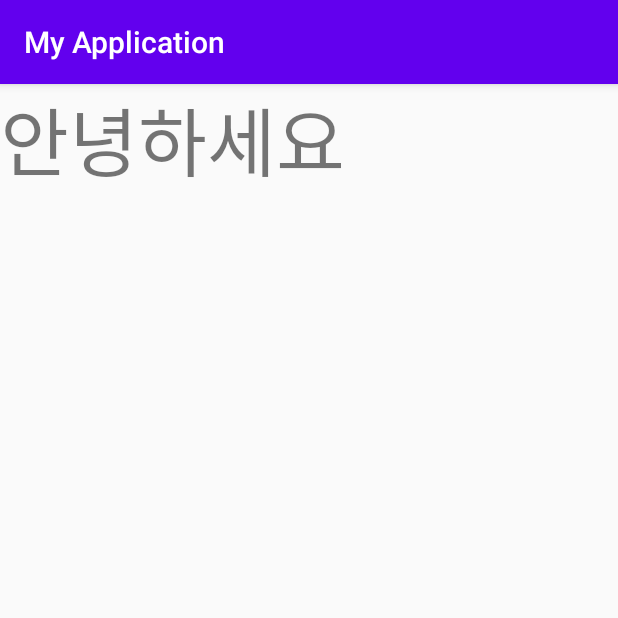
After one commit to minhyuuk/AloneAppStudy, an Android app: the FragmentActivity screen opened directly, with no data from a screen before it, on a phone screen of 412 x 824 dp, the top half of it. The commit adds this screen. Run offline under Robolectric (Android 15) with nearby library versions, the phone set to English and light mode, and no system bars.

Commit message:
위치  수정, fragment 로그 찍기 전

```diff
--- a/app/src/main/java/com/example/myapplication/Calculator.kt
+++ b/app/src/main/java/com/example/myapplication/Practice/Calculator.kt
@@ -1,9 +1,8 @@
-package com.example.myapplication
+package com.example.myapplication.Practice
 
 import androidx.appcompat.app.AppCompatActivity
 import android.os.Bundle
-import android.view.View
-import com.example.myapplication.Kotlin.plus
+import com.example.myapplication.R
 import kotlinx.android.synthetic.main.activity_calculator.*
 
 class Calculator : AppCompatActivity() {
--- /dev/null
+++ b/app/src/main/java/com/example/myapplication/Practice/FragmentActivity.kt
@@ -0,0 +1,38 @@
+package com.example.myapplication.Practice
+
+import androidx.appcompat.app.AppCompatActivity
+import android.os.Bundle
+import android.util.Log
+import com.example.myapplication.R
+
+class FragmentActivity : AppCompatActivity() {
+    override fun onCreate(savedInstanceState: Bundle?) {
+        super.onCreate(savedInstanceState)
+        setContentView(R.layout.activity_fragment)
+        Log.d("Lifecycle","onCreate")
+    }
+    override fun onStart() {
+        super.onStart()
+        Log.d("Lifecycle","onStart")
+    }
+
+    override fun onResume() {
+        super.onResume()
+        Log.d("Lifecycle","onResume")
+    }
+
+    override fun onRestart() {
+        super.onRestart()
+        Log.d("Lifecycle","onRestart")
+    }
+
+    override fun onStop() {
+        super.onStop()
+        Log.d("Lifecycle","onStop")
+    }
+
+    override fun onDestroy() {
+        super.onDestroy()
+        Log.d("Lifecycle","onDestroy")
+    }
+}
--- a/app/src/main/java/com/example/myapplication/Intent1.kt
+++ b/app/src/main/java/com/example/myapplication/Practice/Intent1.kt
@@ -1,8 +1,9 @@
-package com.example.myapplication
+package com.example.myapplication.Practice
 
 import android.content.Intent
 import androidx.appcompat.app.AppCompatActivity
 import android.os.Bundle
+import com.example.myapplication.R
 import kotlinx.android.synthetic.main.activity_intent.*
 
 class Intent1 : AppCompatActivity() {
--- a/app/src/main/java/com/example/myapplication/Intent2.kt
+++ b/app/src/main/java/com/example/myapplication/Practice/Intent2.kt
@@ -1,7 +1,8 @@
-package com.example.myapplication
+package com.example.myapplication.Practice
 
 import androidx.appcompat.app.AppCompatActivity
 import android.os.Bundle
+import com.example.myapplication.R
 
 class Intent2 : AppCompatActivity() {
     override fun onCreate(savedInstanceState: Bundle?) {
--- a/app/src/main/java/com/example/myapplication/Listener.kt
+++ b/app/src/main/java/com/example/myapplication/Practice/Listener.kt
@@ -1,10 +1,10 @@
-package com.example.myapplication
+package com.example.myapplication.Practice
 
 import androidx.appcompat.app.AppCompatActivity
 import android.os.Bundle
 import android.util.Log
 import android.view.View
-import android.widget.TextView
+import com.example.myapplication.R
 import kotlinx.android.synthetic.main.activity_listener.*
 
 class Listener : AppCompatActivity() {
--- a/app/src/main/java/com/example/myapplication/MainActivity.kt
+++ b/app/src/main/java/com/example/myapplication/Practice/MainActivity.kt
@@ -1,8 +1,9 @@
-package com.example.myapplication
+package com.example.myapplication.Practice
 
 import androidx.appcompat.app.AppCompatActivity
 import android.os.Bundle
 import android.util.Log
+import com.example.myapplication.R
 
 class MainActivity : AppCompatActivity() {
     override fun onCreate(savedInstanceState: Bundle?) {
--- a/app/src/main/java/checkmyskill/OpenUrl.kt
+++ b/app/src/main/java/com/example/myapplication/checkmyskill/OpenUrl.kt
@@ -1,4 +1,4 @@
-package checkmyskill
+package com.example.myapplication.checkmyskill
 
 import android.content.Intent
 import android.net.Uri
--- a/app/src/main/res/layout/activity_calculator.xml
+++ b/app/src/main/res/layout/activity_calculator.xml
@@ -6,7 +6,7 @@
     android:layout_width="match_parent"
     android:layout_height="match_parent"
     android:orientation="vertical"
-    tools:context=".Calculator">
+    tools:context=".Practice.Calculator">
 
     <TextView
         android:id="@+id/result"
--- /dev/null
+++ b/app/src/main/res/layout/activity_fragment.xml
@@ -0,0 +1,16 @@
+<?xml version="1.0" encoding="utf-8"?>
+<LinearLayout xmlns:android="http://schemas.android.com/apk/res/android"
+    xmlns:app="http://schemas.android.com/apk/res-auto"
+    xmlns:tools="http://schemas.android.com/tools"
+    android:layout_width="match_parent"
+    android:layout_height="match_parent"
+    android:orientation="vertical"
+    tools:context=".Practice.FragmentActivity">
+
+    <TextView
+        android:layout_width="wrap_content"
+        android:layout_height="wrap_content"
+        android:textSize="50dp"
+        android:text="안녕하세요"/>
+
+</LinearLayout>
--- a/app/src/main/res/layout/activity_intent.xml
+++ b/app/src/main/res/layout/activity_intent.xml
@@ -6,7 +6,7 @@
     android:orientation="vertical"
     android:layout_width="match_parent"
     android:layout_height="match_parent"
-    tools:context=".Intent1">
+    tools:context=".Practice.Intent1">
 
     <Button
         android:id="@+id/change_activity"
--- a/app/src/main/res/layout/activity_intent2.xml
+++ b/app/src/main/res/layout/activity_intent2.xml
@@ -4,6 +4,6 @@
     xmlns:tools="http://schemas.android.com/tools"
     android:layout_width="match_parent"
     android:layout_height="match_parent"
-    tools:context=".Intent2">
+    tools:context=".Practice.Intent2">
 
 </androidx.constraintlayout.widget.ConstraintLayout>
--- a/app/src/main/res/layout/activity_listener.xml
+++ b/app/src/main/res/layout/activity_listener.xml
@@ -5,7 +5,7 @@
     xmlns:tools="http://schemas.android.com/tools"
     android:layout_width="match_parent"
     android:layout_height="match_parent"
-    tools:context=".Listener">
+    tools:context=".Practice.Listener">
 
     <TextView
         android:text="hello"
--- a/app/src/main/res/layout/activity_openurl.xml
+++ b/app/src/main/res/layout/activity_openurl.xml
@@ -4,7 +4,7 @@
     xmlns:tools="http://schemas.android.com/tools"
     android:layout_width="match_parent"
     android:layout_height="match_parent"
-    tools:context="checkmyskill.OpenUrl"
+    tools:context="com.example.myapplication.checkmyskill.OpenUrl"
     android:orientation="vertical"
     >
 
```
Also changed, not shown: app/src/main/AndroidManifest.xml (+7 -9 lines), app/src/main/java/com/example/myapplication/Practice/FragmentOne.kt (added, +72 -0 lines).
